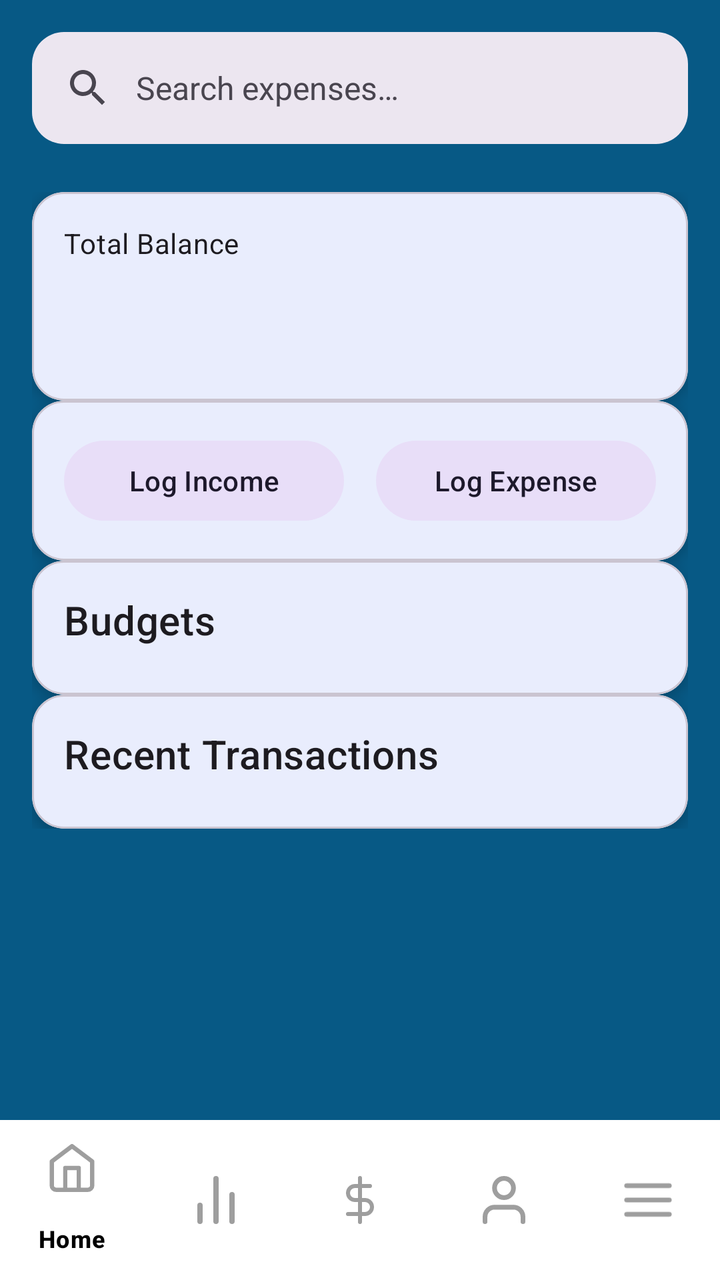
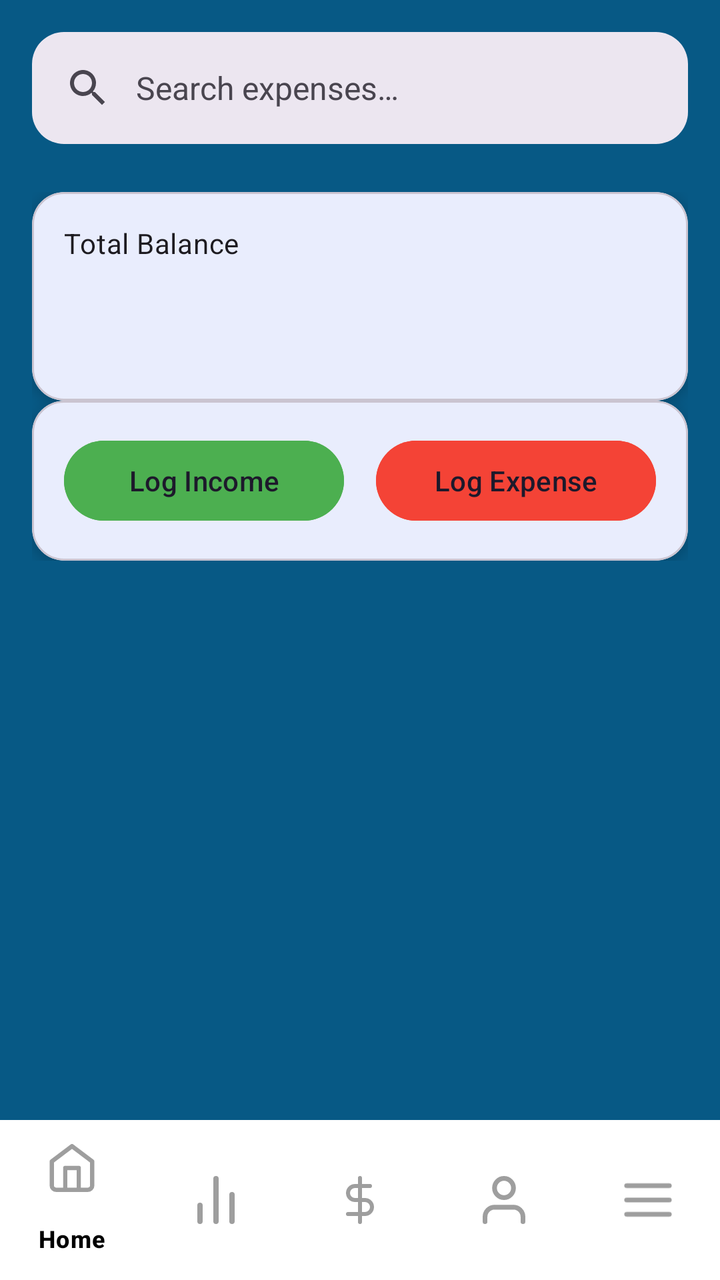

Screens rendered from an Android XML layout before and after an edit, with the pre-edit source and the edit as a unified diff.
<!-- AndroidManifest.xml: application theme Theme.KracKShacKBanking -->
<!-- res/layout/dashboard.xml -->
<?xml version="1.0" encoding="utf-8"?>
<androidx.coordinatorlayout.widget.CoordinatorLayout xmlns:android="http://schemas.android.com/apk/res/android"
    xmlns:app="http://schemas.android.com/apk/res-auto"
    xmlns:tools="http://schemas.android.com/tools"
    android:layout_width="match_parent"
    android:layout_height="match_parent"
    android:background="@color/maincolour">

    <com.google.android.material.appbar.AppBarLayout
        android:layout_width="match_parent"
        android:layout_height="wrap_content"
        android:background="@android:color/transparent"
        android:elevation="0dp">

        <com.google.android.material.search.SearchBar
            android:id="@+id/searchBar"
            android:layout_width="match_parent"
            android:layout_height="wrap_content"
            android:layout_marginHorizontal="16dp"
            android:layout_marginBottom="8dp"
            android:hint="@string/search_expenses"
            app:shapeAppearanceOverlay="@style/ShapeAppearanceOverlay.App.SearchBar" />

    </com.google.android.material.appbar.AppBarLayout>

    <androidx.core.widget.NestedScrollView
        android:layout_width="match_parent"
        android:layout_height="match_parent"
        app:layout_behavior="@string/appbar_scrolling_view_behavior">

        <androidx.constraintlayout.widget.ConstraintLayout
            android:layout_width="match_parent"
            android:layout_height="wrap_content"
            android:padding="16dp">

            <com.google.android.material.card.MaterialCardView
                android:id="@+id/balanceCard"
                android:layout_width="match_parent"
                android:layout_height="wrap_content"
                android:layout_marginBottom="16dp"
                app:cardCornerRadius="16dp"
                app:cardElevation="4dp"
                app:layout_constraintTop_toTopOf="parent">

                <LinearLayout
                    android:layout_width="match_parent"
                    android:layout_height="wrap_content"
                    android:orientation="vertical"
                    android:padding="16dp">

                    <TextView
                        android:layout_width="wrap_content"
                        android:layout_height="wrap_content"
                        android:text="@string/total_balance"
                        android:textAppearance="?attr/textAppearanceBodyMedium" />

                    <TextView
                        android:id="@+id/totalBalanceText"
                        android:layout_width="wrap_content"
                        android:layout_height="wrap_content"
                        android:layout_marginTop="8dp"
                        android:textAppearance="?attr/textAppearanceHeadline4" />

                </LinearLayout>

            </com.google.android.material.card.MaterialCardView>

            <com.google.android.material.card.MaterialCardView
                android:id="@+id/quickActionsCard"
                android:layout_width="match_parent"
                android:layout_height="wrap_content"
                android:layout_marginBottom="16dp"
                app:cardCornerRadius="16dp"
                app:cardElevation="4dp"
                app:layout_constraintTop_toBottomOf="@id/balanceCard">

                <LinearLayout
                    android:layout_width="match_parent"
                    android:layout_height="wrap_content"
                    android:orientation="horizontal"
                    android:padding="16dp">

                    <com.google.android.material.button.MaterialButton
                        android:id="@+id/btn_log_income"
                        style="@style/Widget.Material3.Button.TonalButton"
                        android:layout_width="0dp"
                        android:layout_height="wrap_content"
                        android:layout_marginEnd="8dp"
                        android:layout_weight="1"
                        android:text="@string/log_income" />

                    <com.google.android.material.button.MaterialButton
                        android:id="@+id/btn_log_expense"
                        style="@style/Widget.Material3.Button.TonalButton"
                        android:layout_width="0dp"
                        android:layout_height="wrap_content"
                        android:layout_marginStart="8dp"
                        android:layout_weight="1"
                        android:text="@string/log_expense" />

                </LinearLayout>

            </com.google.android.material.card.MaterialCardView>

            <com.google.android.material.card.MaterialCardView
                android:id="@+id/budgetsCard"
                android:layout_width="match_parent"
                android:layout_height="wrap_content"
                android:layout_marginBottom="16dp"
                app:cardCornerRadius="16dp"
                app:cardElevation="4dp"
                app:layout_constraintTop_toBottomOf="@id/quickActionsCard">

                <LinearLayout
                    android:layout_width="match_parent"
                    android:layout_height="wrap_content"
                    android:orientation="vertical"
                    android:padding="16dp">

                    <TextView
                        android:layout_width="wrap_content"
                        android:layout_height="wrap_content"
                        android:text="@string/budgets"
                        android:textAppearance="?attr/textAppearanceHeadline6" />

                    <androidx.recyclerview.widget.RecyclerView
                        android:id="@+id/budgetsRecyclerView"
                        android:layout_width="match_parent"
                        android:layout_height="wrap_content"
                        android:layout_marginTop="8dp"
                        android:nestedScrollingEnabled="false" />

                </LinearLayout>

            </com.google.android.material.card.MaterialCardView>

            <com.google.android.material.card.MaterialCardView
                android:id="@+id/recentTransactionsCard"
                android:layout_width="match_parent"
                android:layout_height="wrap_content"
                app:cardCornerRadius="16dp"
                app:cardElevation="4dp"
                app:layout_constraintTop_toBottomOf="@id/budgetsCard">

                <LinearLayout
                    android:layout_width="match_parent"
                    android:layout_height="wrap_content"
                    android:orientation="vertical"
                    android:padding="16dp">

                    <TextView
                        android:layout_width="wrap_content"
                        android:layout_height="wrap_content"
                        android:text="@string/recent_transactions"
                        android:textAppearance="?attr/textAppearanceHeadline6" />

                    <androidx.recyclerview.widget.RecyclerView
                        android:id="@+id/transactionsRecyclerView"
                        android:layout_width="match_parent"
                        android:layout_height="wrap_content"
                        android:layout_marginTop="8dp"
                        android:nestedScrollingEnabled="false" />

                </LinearLayout>

            </com.google.android.material.card.MaterialCardView>

        </androidx.constraintlayout.widget.ConstraintLayout>

    </androidx.core.widget.NestedScrollView>

    <com.google.android.material.bottomnavigation.BottomNavigationView
        android:id="@+id/bottomNavigationView"
        android:layout_width="match_parent"
        android:layout_height="wrap_content"
        android:layout_gravity="bottom"
        android:background="@color/white"
        android:foregroundTint="@color/black"
        app:itemIconTint="@color/gray"
        app:itemTextColor="@color/black"
        app:menu="@menu/bottom_nav_menu" />

    <ProgressBar
        android:id="@+id/loading_spinner"
        android:layout_width="60dp"
        android:layout_height="60dp"
        android:layout_gravity="center"
        android:visibility="gone" />

</androidx.coordinatorlayout.widget.CoordinatorLayout>
<!-- resources referenced by this layout -->
<resources>
  <color name="black">#000000</color>
  <color name="gray">#9E9E9E</color>
  <color name="maincolour">#075985</color>
  <color name="white">#FFFFFF</color>
  <string name="budgets">Budgets</string>
  <string name="log_expense">Log Expense</string>
  <string name="log_income">Log Income</string>
  <string name="recent_transactions">Recent Transactions</string>
  <string name="search_expenses">Search expenses…</string>
  <string name="total_balance">Total Balance</string>
  <style name="ShapeAppearanceOverlay.App.SearchBar" parent="">
          <item name="cornerFamily">rounded</item>
          <item name="cornerSize">16dp</item>
      </style>
  <style name="Theme.KracKShacKBanking" parent="Theme.Material3.DayNight.NoActionBar">
          <item name="colorPrimary">@color/primary</item>
          <item name="colorPrimaryVariant">@color/primary_dark</item>
          <item name="colorOnPrimary">@color/white</item>
          <item name="colorSecondary">@color/secondary</item>
          <item name="colorSecondaryVariant">@color/secondary_dark</item>
          <item name="colorOnSecondary">@color/black</item>
          <item name="android:statusBarColor">@color/primary</item>
          <item name="android:navigationBarColor">@color/primary</item>
          <item name="android:windowLightStatusBar">false</item>
  
      </style>
  <color name="primary">#2196F3</color>
  <color name="primary_dark">#1976D2</color>
  <color name="secondary">#FFC107</color>
  <color name="secondary_dark">#FFA000</color>
</resources>

<!-- the commit's change to res/layout/dashboard.xml (unified diff, before → after) -->
@@ -87,7 +87,8 @@
                         android:layout_height="wrap_content"
                         android:layout_marginEnd="8dp"
                         android:layout_weight="1"
-                        android:text="@string/log_income" />
+                        android:text="@string/log_income"
+                        android:backgroundTint="@color/green"/>
 
                     <com.google.android.material.button.MaterialButton
                         android:id="@+id/btn_log_expense"
@@ -96,7 +97,8 @@
                         android:layout_height="wrap_content"
                         android:layout_marginStart="8dp"
                         android:layout_weight="1"
-                        android:text="@string/log_expense" />
+                        android:text="@string/log_expense"
+                        android:backgroundTint="@color/red"/>
 
                 </LinearLayout>
 
@@ -109,30 +111,7 @@
                 android:layout_marginBottom="16dp"
                 app:cardCornerRadius="16dp"
                 app:cardElevation="4dp"
-                app:layout_constraintTop_toBottomOf="@id/quickActionsCard">
-
-                <LinearLayout
-                    android:layout_width="match_parent"
-                    android:layout_height="wrap_content"
-                    android:orientation="vertical"
-                    android:padding="16dp">
-
-                    <TextView
-                        android:layout_width="wrap_content"
-                        android:layout_height="wrap_content"
-                        android:text="@string/budgets"
-                        android:textAppearance="?attr/textAppearanceHeadline6" />
-
-                    <androidx.recyclerview.widget.RecyclerView
-                        android:id="@+id/budgetsRecyclerView"
-                        android:layout_width="match_parent"
-                        android:layout_height="wrap_content"
-                        android:layout_marginTop="8dp"
-                        android:nestedScrollingEnabled="false" />
-
-                </LinearLayout>
-
-            </com.google.android.material.card.MaterialCardView>
+                app:layout_constraintTop_toBottomOf="@id/quickActionsCard"/>
 
             <com.google.android.material.card.MaterialCardView
                 android:id="@+id/recentTransactionsCard"
@@ -140,30 +119,7 @@
                 android:layout_height="wrap_content"
                 app:cardCornerRadius="16dp"
                 app:cardElevation="4dp"
-                app:layout_constraintTop_toBottomOf="@id/budgetsCard">
-
-                <LinearLayout
-                    android:layout_width="match_parent"
-                    android:layout_height="wrap_content"
-                    android:orientation="vertical"
-                    android:padding="16dp">
-
-                    <TextView
-                        android:layout_width="wrap_content"
-                        android:layout_height="wrap_content"
-                        android:text="@string/recent_transactions"
-                        android:textAppearance="?attr/textAppearanceHeadline6" />
-
-                    <androidx.recyclerview.widget.RecyclerView
-                        android:id="@+id/transactionsRecyclerView"
-                        android:layout_width="match_parent"
-                        android:layout_height="wrap_content"
-                        android:layout_marginTop="8dp"
-                        android:nestedScrollingEnabled="false" />
-
-                </LinearLayout>
-
-            </com.google.android.material.card.MaterialCardView>
+                app:layout_constraintTop_toBottomOf="@id/budgetsCard"/>
 
         </androidx.constraintlayout.widget.ConstraintLayout>
 
<!-- resource entries referenced after the edit -->
@@ -2,12 +2,12 @@
 <resources>
   <color name="black">#000000</color>
   <color name="gray">#9E9E9E</color>
+  <color name="green">#4CAF50</color>
   <color name="maincolour">#075985</color>
+  <color name="red">#F44336</color>
   <color name="white">#FFFFFF</color>
-  <string name="budgets">Budgets</string>
   <string name="log_expense">Log Expense</string>
   <string name="log_income">Log Income</string>
-  <string name="recent_transactions">Recent Transactions</string>
   <string name="search_expenses">Search expenses…</string>
   <string name="total_balance">Total Balance</string>
   <style name="ShapeAppearanceOverlay.App.SearchBar" parent="">
